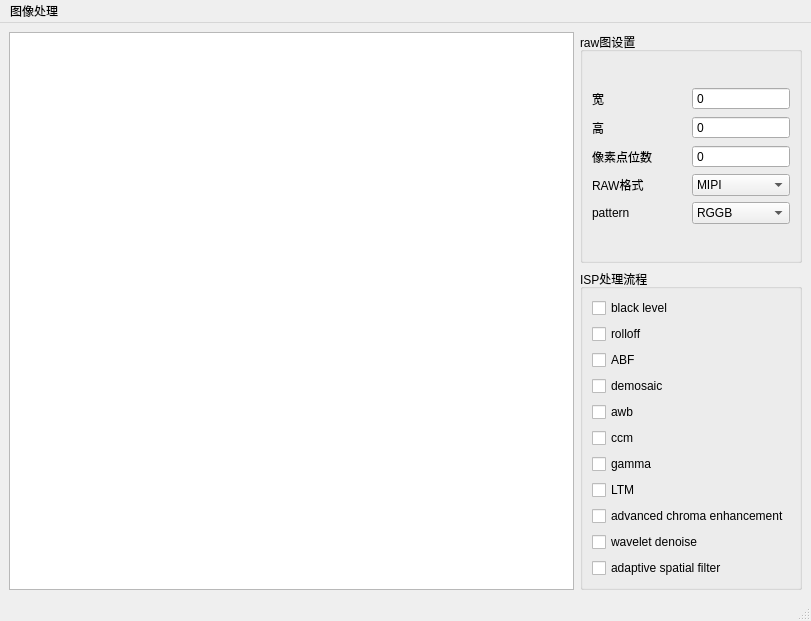
xiaoqinxing/ImageTools, file tools/rawimageeditor/rawimageeditor_window.ui: the form before one commit.
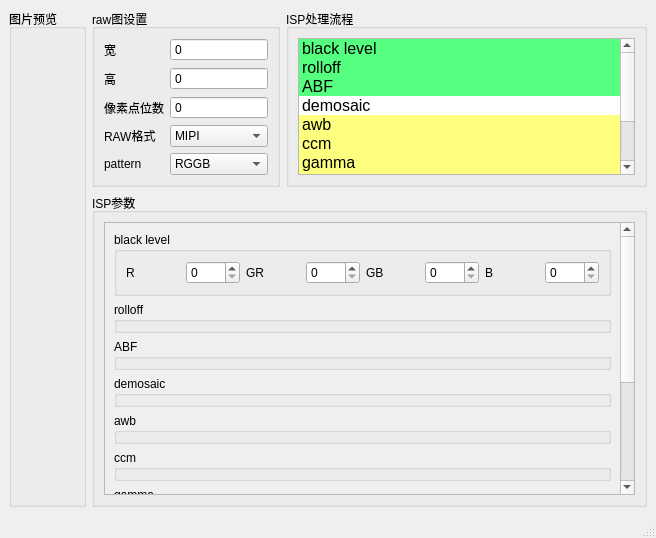
The form after the commit.

Commit message: ADD: 增加pipeline的状态记录

Patch:
```diff
--- a/tools/rawimageeditor/rawimageeditor_window.ui
+++ b/tools/rawimageeditor/rawimageeditor_window.ui
@@ -6,8 +6,8 @@
    <rect>
     <x>0</x>
     <y>0</y>
-    <width>811</width>
-    <height>621</height>
+    <width>656</width>
+    <height>538</height>
    </rect>
   </property>
   <property name="windowTitle">
@@ -27,46 +27,23 @@
   </property>
   <widget class="QWidget" name="centralwidget">
    <layout class="QGridLayout" name="gridLayout">
-    <item row="1" column="0">
-     <widget class="QGraphicsView" name="graphicsView">
-      <property name="mouseTracking">
-       <bool>true</bool>
-      </property>
-      <property name="acceptDrops">
-       <bool>true</bool>
-      </property>
-      <property name="toolTipDuration">
-       <number>-1</number>
-      </property>
-      <property name="verticalScrollBarPolicy">
-       <enum>Qt::ScrollBarAsNeeded</enum>
-      </property>
-      <property name="horizontalScrollBarPolicy">
-       <enum>Qt::ScrollBarAsNeeded</enum>
-      </property>
-      <property name="sizeAdjustPolicy">
-       <enum>QAbstractScrollArea::AdjustToContents</enum>
-      </property>
-      <property name="dragMode">
-       <enum>QGraphicsView::ScrollHandDrag</enum>
-      </property>
-      <property name="transformationAnchor">
-       <enum>QGraphicsView::AnchorViewCenter</enum>
-      </property>
-      <property name="resizeAnchor">
-       <enum>QGraphicsView::AnchorViewCenter</enum>
-      </property>
-     </widget>
-    </item>
     <item row="1" column="1">
      <layout class="QVBoxLayout" name="verticalLayout">
       <item>
+       <layout class="QHBoxLayout" name="horizontalLayout_3">
+        <item>
        <widget class="QGroupBox" name="groupBox">
+          <property name="maximumSize">
+           <size>
+            <width>400</width>
+            <height>16777215</height>
+           </size>
+          </property>
         <property name="title">
          <string>raw图设置</string>
         </property>
-        <layout class="QGridLayout" name="gridLayout_3">
-         <item row="0" column="0">
+          <layout class="QHBoxLayout" name="horizontalLayout">
+           <item>
           <layout class="QGridLayout" name="gridLayout_4">
            <item row="1" column="0">
             <widget class="QLabel" name="label_6">
@@ -180,85 +157,243 @@
       </item>
       <item>
        <widget class="QGroupBox" name="groupBox_2">
+          <property name="maximumSize">
+           <size>
+            <width>400</width>
+            <height>16777215</height>
+           </size>
+          </property>
         <property name="title">
          <string>ISP处理流程</string>
         </property>
         <layout class="QGridLayout" name="gridLayout_2">
-         <item row="1" column="0">
-          <widget class="QCheckBox" name="rolloff">
+           <item row="1" column="1">
+            <widget class="QListWidget" name="pipeline">
+             <property name="font">
+              <font>
+               <pointsize>12</pointsize>
+              </font>
+             </property>
+             <property name="editTriggers">
+              <set>QAbstractItemView::DoubleClicked|QAbstractItemView::EditKeyPressed</set>
+             </property>
+             <property name="dragDropMode">
+              <enum>QAbstractItemView::DragDrop</enum>
+             </property>
+             <property name="defaultDropAction">
+              <enum>Qt::MoveAction</enum>
+             </property>
+             <property name="alternatingRowColors">
+              <bool>false</bool>
+             </property>
+             <property name="selectionMode">
+              <enum>QAbstractItemView::SingleSelection</enum>
+             </property>
+             <property name="movement">
+              <enum>QListView::Free</enum>
+             </property>
+             <property name="resizeMode">
+              <enum>QListView::Adjust</enum>
+             </property>
+             <property name="layoutMode">
+              <enum>QListView::SinglePass</enum>
+             </property>
+             <property name="wordWrap">
+              <bool>true</bool>
+             </property>
+             <property name="selectionRectVisible">
+              <bool>true</bool>
+             </property>
+             <property name="sortingEnabled">
+              <bool>false</bool>
+             </property>
+             <item>
+              <property name="text">
+               <string>black level</string>
+              </property>
+              <property name="background">
+               <brush brushstyle="SolidPattern">
+                <color alpha="255">
+                 <red>85</red>
+                 <green>255</green>
+                 <blue>127</blue>
+                </color>
+               </brush>
+              </property>
+              <property name="checkState">
+               <enum>Unchecked</enum>
+              </property>
+             </item>
+             <item>
            <property name="text">
             <string>rolloff</string>
            </property>
-          </widget>
-         </item>
-         <item row="3" column="0">
-          <widget class="QCheckBox" name="demosaic">
+              <property name="background">
+               <brush brushstyle="SolidPattern">
+                <color alpha="255">
+                 <red>85</red>
+                 <green>255</green>
+                 <blue>127</blue>
+                </color>
+               </brush>
+              </property>
+              <property name="checkState">
+               <enum>Unchecked</enum>
+              </property>
+             </item>
+             <item>
+              <property name="text">
+               <string>ABF</string>
+              </property>
+              <property name="background">
+               <brush brushstyle="SolidPattern">
+                <color alpha="255">
+                 <red>85</red>
+                 <green>255</green>
+                 <blue>127</blue>
+                </color>
+               </brush>
+              </property>
+              <property name="checkState">
+               <enum>Unchecked</enum>
+              </property>
+             </item>
+             <item>
            <property name="text">
             <string>demosaic</string>
            </property>
-          </widget>
-         </item>
-         <item row="7" column="0">
-          <widget class="QCheckBox" name="LTM">
-           <property name="text">
-            <string>LTM</string>
-           </property>
-          </widget>
-         </item>
-         <item row="0" column="0">
-          <widget class="QCheckBox" name="blacklevel">
-           <property name="text">
-            <string>black level</string>
-           </property>
-          </widget>
-         </item>
-         <item row="4" column="0">
-          <widget class="QCheckBox" name="awb">
+              <property name="background">
+               <brush brushstyle="SolidPattern">
+                <color alpha="255">
+                 <red>255</red>
+                 <green>255</green>
+                 <blue>255</blue>
+                </color>
+               </brush>
+              </property>
+              <property name="checkState">
+               <enum>Unchecked</enum>
+              </property>
+             </item>
+             <item>
            <property name="text">
             <string>awb</string>
            </property>
-          </widget>
-         </item>
-         <item row="2" column="0">
-          <widget class="QCheckBox" name="ABF">
-           <property name="text">
-            <string>ABF</string>
-           </property>
-          </widget>
-         </item>
-         <item row="9" column="0">
-          <widget class="QCheckBox" name="denoise">
-           <property name="text">
-            <string>wavelet denoise</string>
-           </property>
-          </widget>
-         </item>
-         <item row="10" column="0">
-          <widget class="QCheckBox" name="asf">
-           <property name="text">
-            <string>adaptive spatial filter</string>
-           </property>
-          </widget>
-         </item>
-         <item row="5" column="0">
-          <widget class="QCheckBox" name="ccm">
+              <property name="background">
+               <brush brushstyle="SolidPattern">
+                <color alpha="255">
+                 <red>255</red>
+                 <green>255</green>
+                 <blue>127</blue>
+                </color>
+               </brush>
+              </property>
+              <property name="checkState">
+               <enum>Unchecked</enum>
+              </property>
+             </item>
+             <item>
            <property name="text">
             <string>ccm</string>
            </property>
-          </widget>
-         </item>
-         <item row="6" column="0">
-          <widget class="QCheckBox" name="gamma">
+              <property name="background">
+               <brush brushstyle="SolidPattern">
+                <color alpha="255">
+                 <red>255</red>
+                 <green>255</green>
+                 <blue>127</blue>
+                </color>
+               </brush>
+              </property>
+              <property name="checkState">
+               <enum>Unchecked</enum>
+              </property>
+             </item>
+             <item>
            <property name="text">
             <string>gamma</string>
            </property>
-          </widget>
-         </item>
-         <item row="8" column="0">
-          <widget class="QCheckBox" name="chroma_enhance">
+              <property name="background">
+               <brush brushstyle="SolidPattern">
+                <color alpha="255">
+                 <red>255</red>
+                 <green>255</green>
+                 <blue>127</blue>
+                </color>
+               </brush>
+              </property>
+              <property name="checkState">
+               <enum>Unchecked</enum>
+              </property>
+             </item>
+             <item>
+              <property name="text">
+               <string>LTM</string>
+              </property>
+              <property name="background">
+               <brush brushstyle="SolidPattern">
+                <color alpha="255">
+                 <red>255</red>
+                 <green>255</green>
+                 <blue>127</blue>
+                </color>
+               </brush>
+              </property>
+              <property name="checkState">
+               <enum>Unchecked</enum>
+              </property>
+             </item>
+             <item>
            <property name="text">
             <string>advanced chroma enhancement</string>
            </property>
+              <property name="background">
+               <brush brushstyle="SolidPattern">
+                <color alpha="255">
+                 <red>255</red>
+                 <green>255</green>
+                 <blue>255</blue>
+                </color>
+               </brush>
+              </property>
+              <property name="checkState">
+               <enum>Unchecked</enum>
+              </property>
+             </item>
+             <item>
+              <property name="text">
+               <string>wavelet denoise</string>
+              </property>
+              <property name="background">
+               <brush brushstyle="SolidPattern">
+                <color alpha="255">
+                 <red>170</red>
+                 <green>255</green>
+                 <blue>255</blue>
+                </color>
+               </brush>
+              </property>
+              <property name="checkState">
+               <enum>Unchecked</enum>
+              </property>
+             </item>
+             <item>
+              <property name="text">
+               <string>adaptive spatial filter</string>
+              </property>
+              <property name="background">
+               <brush brushstyle="SolidPattern">
+                <color alpha="255">
+                 <red>170</red>
+                 <green>255</green>
+                 <blue>255</blue>
+                </color>
+               </brush>
+              </property>
+              <property name="checkState">
+               <enum>Unchecked</enum>
+              </property>
+             </item>
           </widget>
          </item>
         </layout>
@@ -266,33 +401,168 @@
       </item>
      </layout>
     </item>
-   </layout>
-  </widget>
-  <widget class="QMenuBar" name="menubar">
+      <item>
+       <widget class="QGroupBox" name="groupBox_3">
+        <property name="title">
+         <string>ISP参数</string>
+        </property>
+        <layout class="QGridLayout" name="gridLayout_6">
+         <item row="0" column="0">
+          <widget class="QScrollArea" name="scrollArea">
+           <property name="widgetResizable">
+            <bool>true</bool>
+           </property>
+           <widget class="QWidget" name="scrollAreaWidgetContents">
    <property name="geometry">
     <rect>
      <x>0</x>
      <y>0</y>
-     <width>811</width>
-     <height>23</height>
-    </rect>
-   </property>
-   <widget class="QMenu" name="menu_2">
+              <width>510</width>
+              <height>432</height>
+             </rect>
+            </property>
+            <layout class="QGridLayout" name="gridLayout_7">
+             <item row="8" column="0">
+              <widget class="QGroupBox" name="groupBox_13">
     <property name="title">
-     <string>图像处理</string>
-    </property>
-    <widget class="QMenu" name="blur">
+                <string>advanced chroma enhancement</string>
+               </property>
+              </widget>
+             </item>
+             <item row="9" column="0">
+              <widget class="QGroupBox" name="groupBox_14">
      <property name="title">
-      <string>滤波</string>
-     </property>
-     <addaction name="boxblur"/>
-     <addaction name="guassian"/>
-     <addaction name="medianblur"/>
-     <addaction name="bilateralblur"/>
-    </widget>
-    <addaction name="blur"/>
-   </widget>
-   <addaction name="menu_2"/>
+                <string>wavelet denoise</string>
+               </property>
+              </widget>
+             </item>
+             <item row="5" column="0">
+              <widget class="QGroupBox" name="groupBox_10">
+               <property name="title">
+                <string>ccm</string>
+               </property>
+              </widget>
+             </item>
+             <item row="4" column="0">
+              <widget class="QGroupBox" name="groupBox_9">
+               <property name="title">
+                <string>awb</string>
+               </property>
+              </widget>
+             </item>
+             <item row="1" column="0">
+              <widget class="QGroupBox" name="groupBox_5">
+               <property name="title">
+                <string>rolloff</string>
+               </property>
+              </widget>
+             </item>
+             <item row="7" column="0">
+              <widget class="QGroupBox" name="groupBox_12">
+               <property name="title">
+                <string>LTM</string>
+               </property>
+              </widget>
+             </item>
+             <item row="0" column="0">
+              <widget class="QGroupBox" name="groupBox_4">
+               <property name="title">
+                <string>black level</string>
+               </property>
+               <layout class="QGridLayout" name="gridLayout_3">
+                <item row="0" column="2">
+                 <widget class="QLabel" name="label_2">
+                  <property name="text">
+                   <string>GR</string>
+                  </property>
+                 </widget>
+                </item>
+                <item row="0" column="6">
+                 <widget class="QLabel" name="label_4">
+                  <property name="text">
+                   <string>B</string>
+                  </property>
+                 </widget>
+                </item>
+                <item row="0" column="5">
+                 <widget class="QSpinBox" name="spinBox_3"/>
+                </item>
+                <item row="0" column="3">
+                 <widget class="QSpinBox" name="spinBox_2"/>
+                </item>
+                <item row="0" column="0">
+                 <widget class="QLabel" name="label">
+                  <property name="text">
+                   <string>R</string>
+                  </property>
+                 </widget>
+                </item>
+                <item row="0" column="1">
+                 <widget class="QSpinBox" name="spinBox"/>
+                </item>
+                <item row="0" column="4">
+                 <widget class="QLabel" name="label_3">
+                  <property name="text">
+                   <string>GB</string>
+                  </property>
+                 </widget>
+                </item>
+                <item row="0" column="7">
+                 <widget class="QSpinBox" name="spinBox_4"/>
+                </item>
+               </layout>
+              </widget>
+             </item>
+             <item row="3" column="0">
+              <widget class="QGroupBox" name="groupBox_8">
+               <property name="title">
+                <string>demosaic</string>
+               </property>
+              </widget>
+             </item>
+             <item row="6" column="0">
+              <widget class="QGroupBox" name="groupBox_11">
+               <property name="title">
+                <string>gamma</string>
+               </property>
+              </widget>
+             </item>
+             <item row="2" column="0">
+              <widget class="QGroupBox" name="groupBox_7">
+               <property name="title">
+                <string>ABF</string>
+               </property>
+              </widget>
+             </item>
+             <item row="10" column="0">
+              <widget class="QGroupBox" name="groupBox_15">
+               <property name="title">
+                <string>adaptive spatial filter</string>
+               </property>
+              </widget>
+             </item>
+            </layout>
+           </widget>
+          </widget>
+         </item>
+        </layout>
+       </widget>
+      </item>
+     </layout>
+    </item>
+    <item row="1" column="0">
+     <widget class="QGroupBox" name="groupBox_6">
+      <property name="title">
+       <string>图片预览</string>
+      </property>
+      <layout class="QGridLayout" name="gridLayout_5">
+       <item row="0" column="0">
+        <layout class="QGridLayout" name="graphicsView"/>
+       </item>
+      </layout>
+     </widget>
+    </item>
+   </layout>
   </widget>
   <widget class="QStatusBar" name="statusBar">
    <property name="mouseTracking">
```
Left out of the diff: 3 changed lines with no effect on the pictures. Lines whose indentation alone changed are shown as unchanged. The commit also changes 8 other files.
